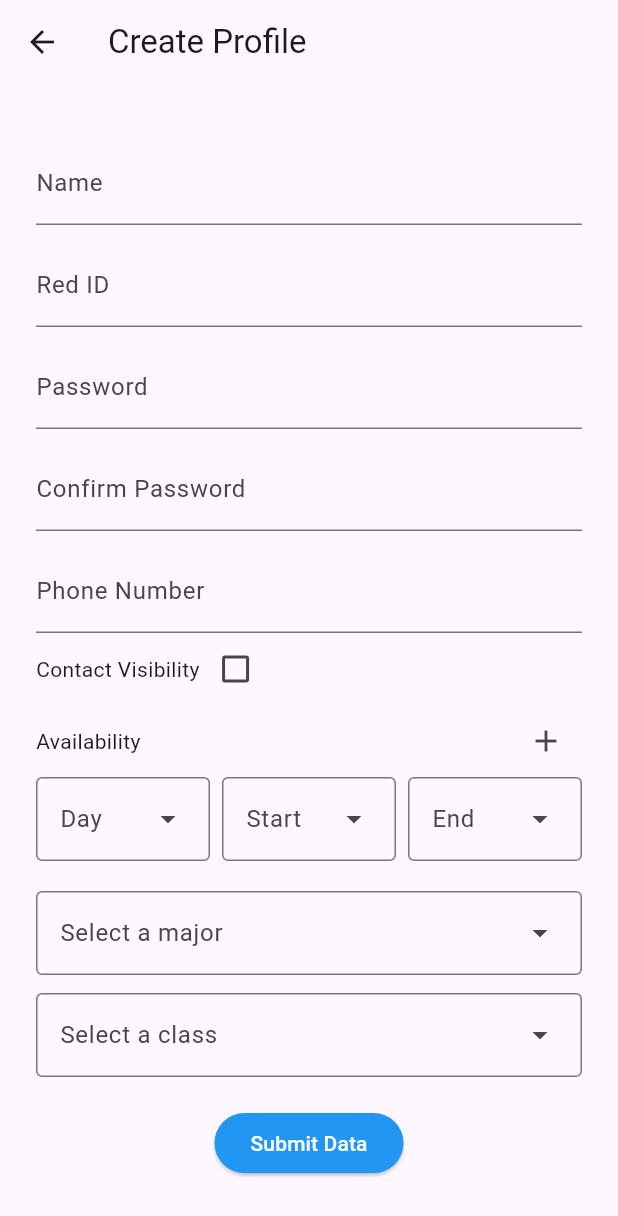
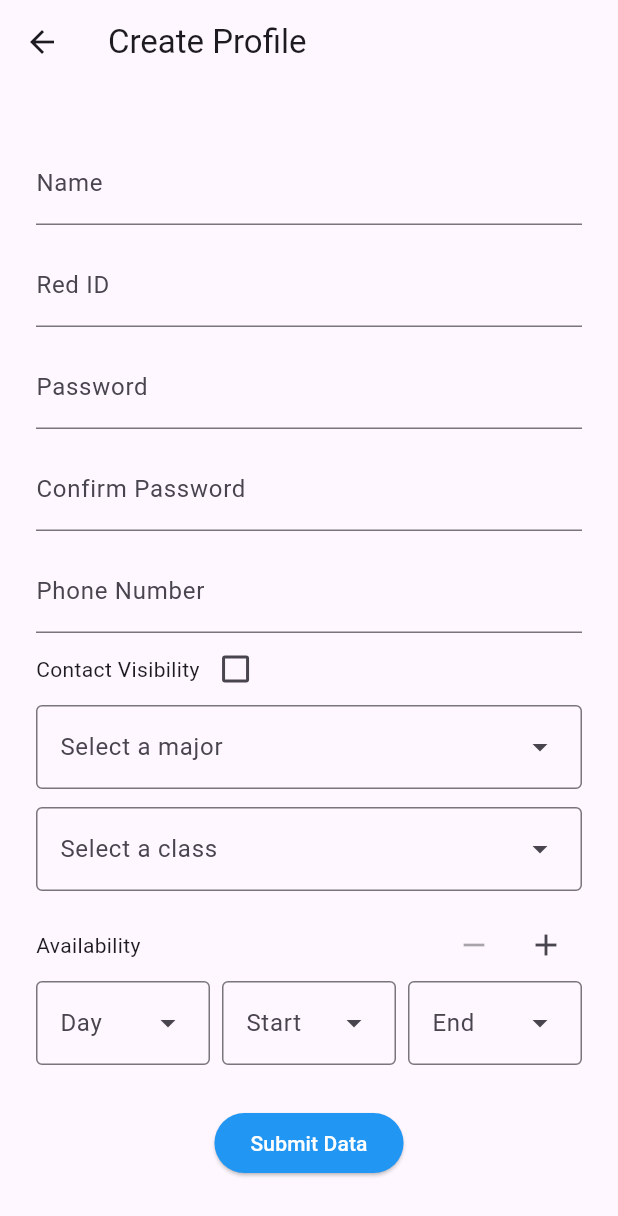
Before and after one commit to Deismus/Group6Project, a Flutter app: the SignUpPage screen opened directly, on a phone screen of 412 x 824 dp. Shown: the top 1216 px of the screen. Run offline on Flutter 3.47's test engine with Material 3 defaults, Android fonts, the phone set to English and light mode, and no system bars; our stand-ins replace supabase_flutter; missing offline and left inert: pattern_input_formatter; accounts and stored records are empty.

Commit message:
Add Edge Cases for DropdownMenu and availability

```diff
--- a/lib/pages/register.dart
+++ b/lib/pages/register.dart
@@ -26,11 +26,16 @@ class _SignUpPageState extends State<SignUpPage> {
 
   List<Availability> slots = [Availability()];
 
-  //error variables
+  //TextField error variables
   String? passwordError;
   String? nameError;
   String? redIdError;
   String? contactError;
+
+  //DropdownMenu errors
+  String? majorError;
+  String? classError;
+  String? availabilityError;
 
   String? selectedValue;
   bool _isChecked = false; //contact visibility
@@ -126,14 +131,108 @@ class _SignUpPageState extends State<SignUpPage> {
                   ]
                 ),
 
+                // Get the majors from Supabase
+                FutureBuilder(
+                  future: majorsList,
+                  builder: (context, snapshot) {
+                    if (!snapshot.hasData) {
+                      return const CircularProgressIndicator();
+                    }
+
+                    final majors = snapshot.data!;
+
+                    return DropdownMenu<String>(
+                      hintText: 'Select a major',
+                      expandedInsets: EdgeInsets.zero,
+                      dropdownMenuEntries: majors.map((major) {
+                        final name = major['name'] as String;
+
+                        return DropdownMenuEntry<String>(
+                          value: name,
+                          label: name,
+                        );
+                      }).toList(),
+                      onSelected: (String? newValue) {
+                        setState(() {
+                          selectedMajor = newValue;
+                        });
+                      },
+                    );
+
+                  },
+                ),
+
+                if (majorError != null)
+                  Text(
+                    majorError!,
+                    style: const TextStyle(
+                      color: Color.fromARGB(255, 179, 38, 30),
+                      fontSize: 12,
+                    ),
+                  ),
+
+                const SizedBox(height: 12),
+
+                FutureBuilder(
+                  future: classesList,
+                  builder: (context, snapshot) {
+                    if (!snapshot.hasData) {
+                      return const CircularProgressIndicator();
+                    }
+
+                    final classes = snapshot.data!;
+
+                    return DropdownMenu<String>(
+                      hintText: 'Select a class',
+                      initialSelection: selectedClass,
+                      expandedInsets: EdgeInsets.zero,
+                      dropdownMenuEntries: classes.map((classes) {
+                        final name = classes['course-code'] as String;
+
+                        return DropdownMenuEntry<String>(
+                          value: name,
+                          label: name,
+                        );
+                      }).toList(),
+                      onSelected: (String? newValue) {
+                        setState(() {
+                          selectedClass = newValue;
+                        });
+                      },
+                    );
+                  },
+                ),
+
+                if (classError != null)
+                  Text(
+                    classError!,
+                    style: const TextStyle(
+                      color: Color.fromARGB(255, 179, 38, 30),
+                      fontSize: 12,
+                    ),
+                  ),
+
+                const SizedBox(height: 12),
+
                 Row(
                   mainAxisAlignment: MainAxisAlignment.spaceBetween,
                   children: [
                     const Text('Availability'),
-                    IconButton(
-                      icon: const Icon(Icons.add),
-                      tooltip: 'Add another time slot',
-                      onPressed: () => setState(() => slots.add(Availability())),
+
+                    Row(
+                      children: [
+                        IconButton(
+                          icon: const Icon(Icons.remove),
+                          tooltip: 'Remove time slot',
+                          onPressed: slots.length > 1 ? () => setState(() => slots.removeLast()) : null,
+                        ),
+
+                        IconButton(
+                          icon: const Icon(Icons.add),
+                          tooltip: 'Add another time slot',
+                          onPressed: slots.length < 7 ? () => setState(() => slots.add(Availability())) : null,
+                        ),
+                      ],
                     ),
                   ],
                 ),
@@ -190,67 +289,14 @@ class _SignUpPageState extends State<SignUpPage> {
                     ),
                   ),
 
-                const SizedBox(height: 12),
-
-                // Get the majors from Supabase
-                FutureBuilder(
-                  future: majorsList,
-                  builder: (context, snapshot) {
-                    if (!snapshot.hasData) {
-                      return const CircularProgressIndicator();
-                    }
-
-                    final majors = snapshot.data!;
-
-                    return DropdownMenu<String>(
-                      hintText: 'Select a major',
-                      expandedInsets: EdgeInsets.zero,
-                      dropdownMenuEntries: majors.map((major) {
-                        final name = major['name'] as String;
-
-                        return DropdownMenuEntry<String>(
-                          value: name,
-                          label: name,
-                        );
-                      }).toList(),
-                      onSelected: (String? newValue) {
-                        setState(() {
-                          selectedMajor = newValue;
-                        });
-                      },
-                    );
-                  },
-                ),
-                const SizedBox(height: 12),
-
-                FutureBuilder(
-                  future: classesList,
-                  builder: (context, snapshot) {
-                    if (!snapshot.hasData) {
-                      return const CircularProgressIndicator();
-                    }
-
-                    final classes = snapshot.data!;
-
-                    return DropdownMenu<String>(
-                      hintText: 'Select a class',
-                      expandedInsets: EdgeInsets.zero,
-                      dropdownMenuEntries: classes.map((classes) {
-                        final name = classes['course-code'] as String;
-
-                        return DropdownMenuEntry<String>(
-                          value: name,
-                          label: name,
-                        );
-                      }).toList(),
-                      onSelected: (String? newValue) {
-                        setState(() {
-                          selectedClass = newValue;
-                        });
-                      },
-                    );
-                  },
-                ),
+                if (availabilityError != null)
+                  Text(
+                    availabilityError!,
+                    style: const TextStyle(
+                      color: Color.fromARGB(255, 179, 38, 30),
+                      fontSize: 12,
+                    ),
+                  ),
 
                 const SizedBox(height: 20),
 
@@ -323,7 +369,63 @@ class _SignUpPageState extends State<SignUpPage> {
                             });
                           }
 
-                          if (nameError != null || passwordError != null || redIdError != null || contactError != null) {
+                          if (selectedMajor == null) {
+                            setState(() {
+                              majorError = 'Please select a major';
+                            });
+                          }
+                          else {
+                            setState(() {
+                              majorError = null;
+                            });
+                          }
+
+                          if (selectedClass == null) {
+                            setState(() {
+                              classError = 'Please select a class';
+                            });
+                          } else {
+                            setState(() {
+                              classError = null;
+                            });
+                          }
+
+                          bool availabilityComplete = true;
+                          bool availabilityValid = true;
+
+                          for (final slot in slots) {
+                            //Make sure day, start, and end are selected by checking aganist their default values
+                            if (slot.day.isEmpty || (slot.startTime.hour == 0 && slot.startTime.minute == 0) || (slot.endTime.hour == 0 && slot.endTime.minute == 0)) {
+                              availabilityComplete = false;
+                              break;
+                            }
+
+                            //Convert each time to minutes after midnight
+                            final startMinutes = slot.startTime.hour * 60 + slot.startTime.minute;
+                            final endMinutes = slot.endTime.hour * 60 + slot.endTime.minute;
+
+                            //End time must be later than start time
+                            if (endMinutes <= startMinutes) {
+                              availabilityValid = false;
+                              break;
+                            }
+                          }
+
+                          if (!availabilityComplete) {
+                            setState(() {
+                              availabilityError = 'Availability must be completed';
+                            });
+                          } else if (!availabilityValid) {
+                            setState(() {
+                              availabilityError = 'End time must be after start time';
+                            });
+                          } else {
+                            setState(() {
+                              availabilityError = null;
+                            });
+                          }
+
+                          if (nameError != null || passwordError != null || redIdError != null || contactError != null || majorError != null || classError != null || availabilityError != null) {
                             return;
                           }
 
@@ -335,7 +437,7 @@ class _SignUpPageState extends State<SignUpPage> {
                             passwordController.text,
                             defMajor,
                             defClass,
-                            contactController.text,
+                            contactInfoController.text,
                             false,
                             slots
                             );
```
